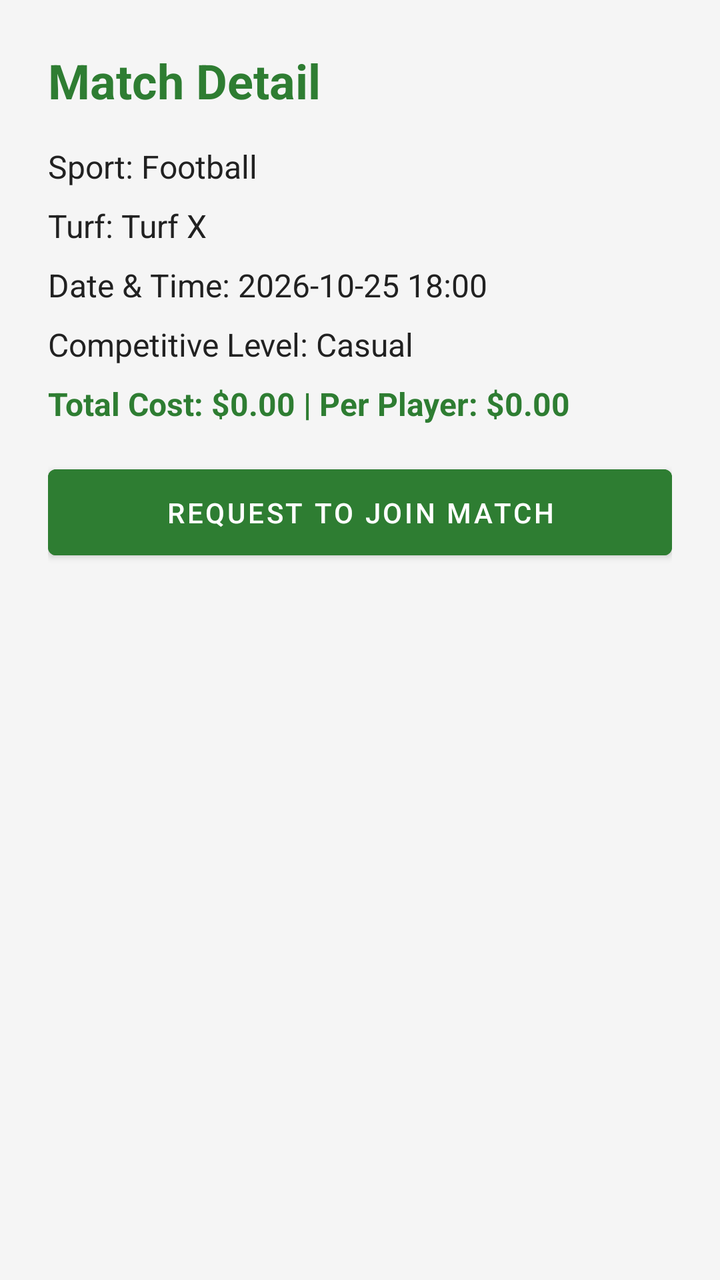
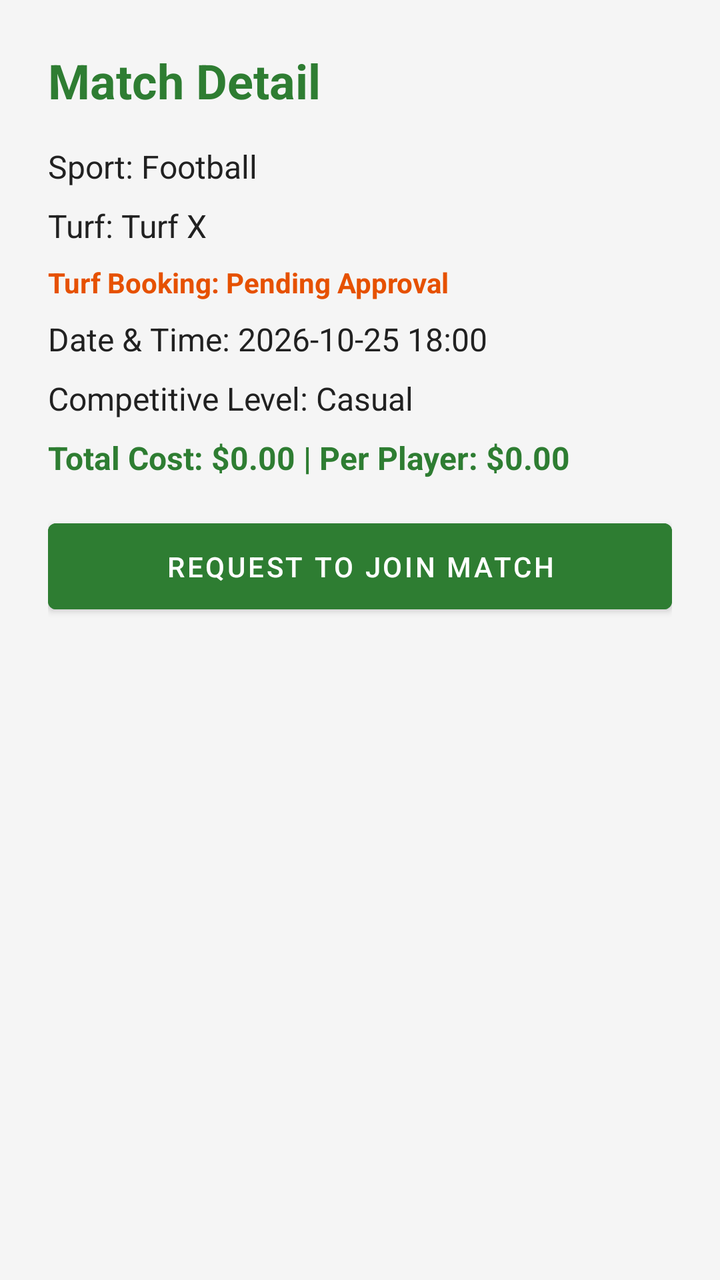

The first picture is an Android layout as it rendered before a commit; the second is the same layout after the commit. The layout source and the unified diff follow.
<!-- AndroidManifest.xml: application theme Theme.TurfMatch -->
<!-- res/layout/activity_game_detail.xml -->
<?xml version="1.0" encoding="utf-8"?>
<ScrollView xmlns:android="http://schemas.android.com/apk/res/android"
    android:layout_width="match_parent"
    android:layout_height="match_parent"
    android:padding="24dp"
    android:background="@color/background">

    <LinearLayout
        android:layout_width="match_parent"
        android:layout_height="wrap_content"
        android:orientation="vertical">

        <TextView
            android:id="@+id/tvTitle"
            android:layout_width="match_parent"
            android:layout_height="wrap_content"
            android:text="Match Detail"
            android:textSize="24sp"
            android:textStyle="bold"
            android:textColor="@color/primary"
            android:layout_marginBottom="16dp"/>

        <TextView
            android:id="@+id/tvSport"
            android:layout_width="match_parent"
            android:layout_height="wrap_content"
            android:text="Sport: Football"
            android:textSize="16sp"
            android:textColor="@color/text_primary"
            android:layout_marginBottom="8dp"/>

        <TextView
            android:id="@+id/tvTurf"
            android:layout_width="match_parent"
            android:layout_height="wrap_content"
            android:text="Turf: Turf X"
            android:textSize="16sp"
            android:textColor="@color/text_primary"
            android:layout_marginBottom="8dp"/>

        <TextView
            android:id="@+id/tvDateTime"
            android:layout_width="match_parent"
            android:layout_height="wrap_content"
            android:text="Date &amp; Time: 2026-10-25 18:00"
            android:textSize="16sp"
            android:textColor="@color/text_primary"
            android:layout_marginBottom="8dp"/>

        <TextView
            android:id="@+id/tvLevel"
            android:layout_width="match_parent"
            android:layout_height="wrap_content"
            android:text="Competitive Level: Casual"
            android:textSize="16sp"
            android:textColor="@color/text_primary"
            android:layout_marginBottom="8dp"/>

        
        <TextView
            android:id="@+id/tvCostSplit"
            android:layout_width="match_parent"
            android:layout_height="wrap_content"
            android:text="Total Cost: $0.00 | Per Player: $0.00"
            android:textSize="16sp"
            android:textStyle="bold"
            android:textColor="@color/primary"
            android:layout_marginBottom="16dp"/>

        <Button
            android:id="@+id/btnJoinGame"
            android:layout_width="match_parent"
            android:layout_height="wrap_content"
            android:text="Request to Join Match"
            android:backgroundTint="@color/primary"
            android:textColor="@android:color/white"
            android:padding="12dp"
            android:layout_marginBottom="16dp"/>

        
        <LinearLayout
            android:id="@+id/layoutHostSection"
            android:layout_width="match_parent"
            android:layout_height="wrap_content"
            android:orientation="vertical"
            android:visibility="gone"
            android:layout_marginBottom="16dp">

            <TextView
                android:layout_width="match_parent"
                android:layout_height="wrap_content"
                android:text="Host Management: Pending Requests"
                android:textSize="18sp"
                android:textStyle="bold"
                android:textColor="@color/text_primary"
                android:layout_marginBottom="8dp"/>

            <LinearLayout
                android:id="@+id/layoutPendingRequests"
                android:layout_width="match_parent"
                android:layout_height="wrap_content"
                android:orientation="vertical"
                android:layout_marginBottom="16dp"/>

            <TextView
                android:layout_width="match_parent"
                android:layout_height="wrap_content"
                android:text="Confirmed Roster &amp; Payment Status"
                android:textSize="18sp"
                android:textStyle="bold"
                android:textColor="@color/text_primary"
                android:layout_marginBottom="8dp"/>

            <LinearLayout
                android:id="@+id/layoutConfirmedRoster"
                android:layout_width="match_parent"
                android:layout_height="wrap_content"
                android:orientation="vertical"
                android:layout_marginBottom="16dp"/>

            <Button
                android:id="@+id/btnDeleteGame"
                android:layout_width="match_parent"
                android:layout_height="wrap_content"
                android:text="Cancel / Delete Match"
                android:backgroundTint="#D32F2F"
                android:textColor="@android:color/white"
                android:padding="12dp"/>

        </LinearLayout>

    </LinearLayout>

</ScrollView>
<!-- resources referenced by this layout -->
<resources>
  <color name="background">#F5F5F5</color>
  <color name="primary">#2E7D32</color>
  <color name="text_primary">#212121</color>
  <style name="Theme.TurfMatch" parent="Theme.MaterialComponents.DayNight.NoActionBar">
          <item name="colorPrimary">@color/primary</item>
          <item name="colorPrimaryDark">@color/primary_dark</item>
          <item name="colorAccent">@color/accent</item>
          <item name="android:windowBackground">@color/background</item>
      </style>
  <color name="primary_dark">#1B5E20</color>
  <color name="accent">#FFC107</color>
</resources>

<!-- the commit's change to res/layout/activity_game_detail.xml (unified diff, before → after) -->
@@ -36,6 +36,17 @@
             android:text="Turf: Turf X"
             android:textSize="16sp"
             android:textColor="@color/text_primary"
+            android:layout_marginBottom="8dp"/>
+
+        
+        <TextView
+            android:id="@+id/tvTurfApprovalStatus"
+            android:layout_width="match_parent"
+            android:layout_height="wrap_content"
+            android:text="Turf Booking: Pending Approval"
+            android:textSize="14sp"
+            android:textStyle="bold"
+            android:textColor="#E65100"
             android:layout_marginBottom="8dp"/>
 
         <TextView
